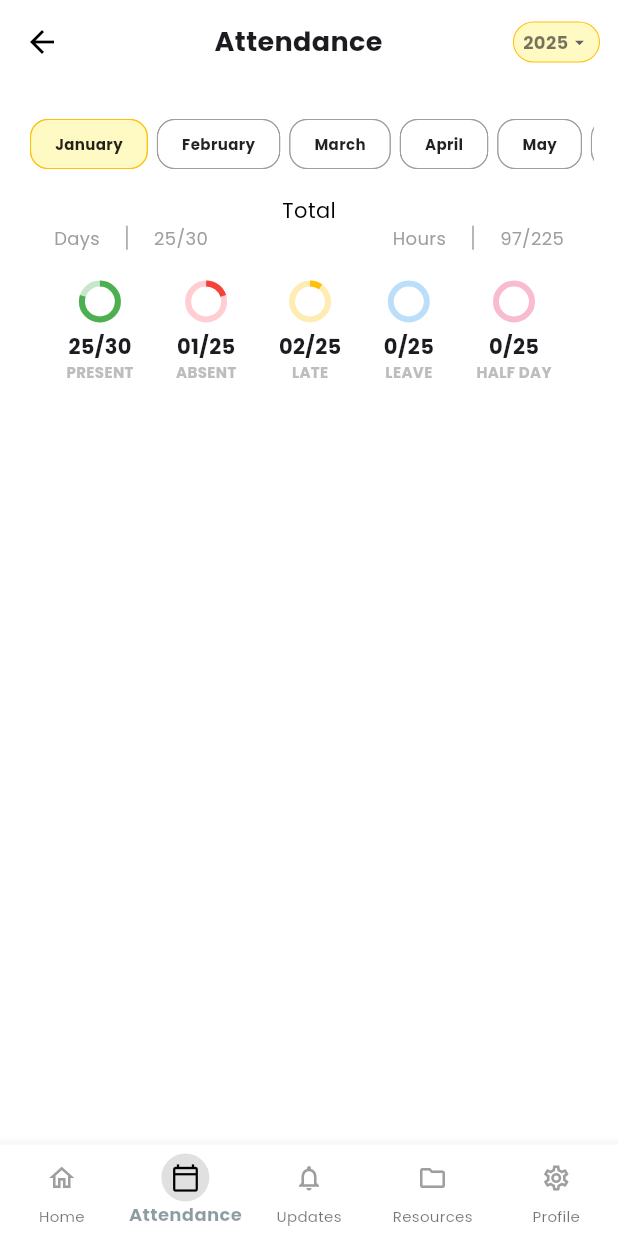
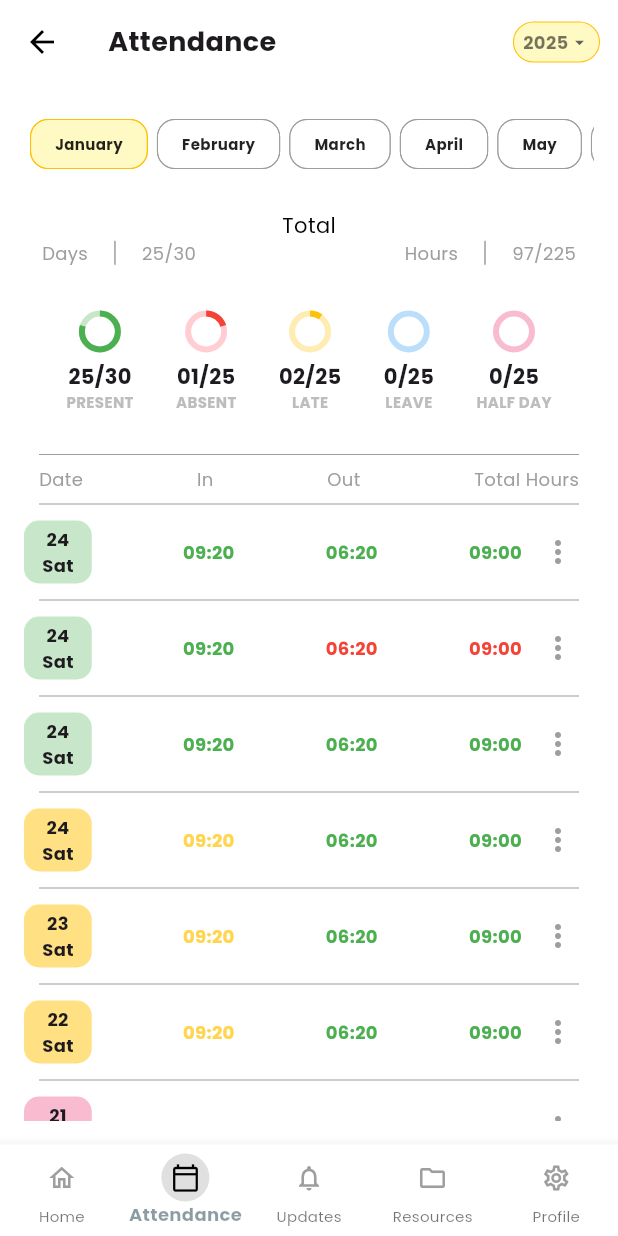
Before and after one commit to RN4545/tys_user_attendance, a Flutter app: the MainScreen screen opened by its route, item 2 of the bottom bar chosen, on a phone screen of 412 x 824 dp. Run offline on Flutter 3.47's test engine with Material 3 defaults, Android fonts, the phone set to English and light mode, and no system bars; drawn by our look-alikes of percent_indicator; our stand-ins replace cached_network_image, get, google_fonts, photo_view, shared_preferences; missing offline and left inert: in_app_notification; accounts and stored records are empty.

Commit message:
screen_attendance.dart is created and icons added

```diff
--- a/lib/app/customWidget/attendanceWidget.dart
+++ b/lib/app/customWidget/attendanceWidget.dart
@@ -4,9 +4,9 @@ import 'package:percent_indicator/circular_percent_indicator.dart';
 
 import '../data/pojo/attendanceModel.dart';
 import '../utils/AppFont.dart';
+
 class AttendanceStatItem extends StatelessWidget {
   final AttendanceStatModel stat;
-
   const AttendanceStatItem(this.stat, {super.key});
 
   @override
--- /dev/null
+++ b/lib/app/customWidget/attendance_calender.dart
@@ -0,0 +1,183 @@
+import 'package:flutter/material.dart';
+import 'package:get/get.dart';
+import 'package:tys_user_attendance/app/data/pojo/itemPojo.dart';
+import 'package:tys_user_attendance/app/utils/AppFont.dart';
+
+class AttendanceCalender extends StatelessWidget {
+  final String? actualDate;
+  final String? actualDay;
+  final String? inTime;
+  final String? outTime;
+  final bool? showHeader;
+  final String? totalHours;
+  final Color? inTimeColor;
+  final Color? outTimeColor;
+  final Color? totalHoursColor;
+  final Color? containerBoxColor;
+  final List<ItemPojo>? optionsLeave; // Specify type as List<String>
+  final VoidCallback? onPressed;
+
+  const AttendanceCalender({
+    super.key,
+    this.actualDate,
+    this.actualDay,
+    this.inTime,
+    this.outTime,
+    this.showHeader,
+    this.totalHours,
+    this.inTimeColor,
+    this.outTimeColor,
+    this.totalHoursColor,
+    this.containerBoxColor,
+    this.optionsLeave,
+    this.onPressed,
+  });
+
+  @override
+  Widget build(BuildContext context) {
+    return Column(
+      mainAxisAlignment: MainAxisAlignment.start,
+      crossAxisAlignment: CrossAxisAlignment.start,
+      mainAxisSize: MainAxisSize.min,
+      children: [
+        if (showHeader == true) ...[
+          const Divider(
+            thickness: 0.7,
+            color: Colors.grey,
+            indent: 10.0,
+            endIndent: 10.0,
+          ),
+          Padding(
+            padding: const EdgeInsets.only(left: 10.0, right: 10.0),
+            child: Row(
+              mainAxisAlignment: MainAxisAlignment.spaceBetween,
+              children: [
+                Text(
+                  "Date",
+                  style: Get.textTheme.bodyMedium!
+                      .copyWith(fontSize: font12, color: Colors.grey),
+                ),
+                Text(
+                  "In",
+                  style: Get.textTheme.bodyMedium!
+                      .copyWith(fontSize: font12, color: Colors.grey),
+                ),
+                Text(
+                  "Out",
+                  style: Get.textTheme.bodyMedium!
+                      .copyWith(fontSize: font12, color: Colors.grey),
+                ),
+                Text(
+                  "Total Hours",
+                  style: Get.textTheme.bodyMedium!
+                      .copyWith(fontSize: font12, color: Colors.grey),
+                ),
+              ],
+            ),
+          ),
+        ] else
+          Row(
+            mainAxisAlignment: MainAxisAlignment.spaceBetween,
+            children: [
+              Container(
+                padding: const EdgeInsets.only(
+                    right: 12.0, left: 12.0, top: 4.0, bottom: 4.0),
+                decoration: BoxDecoration(
+                  shape: BoxShape.rectangle,
+                  color: containerBoxColor ?? Colors.grey,
+                  borderRadius: BorderRadius.circular(10.0),
+                ),
+                child: Column(
+                  children: [
+                    Text(
+                      actualDate ?? "",
+                      style: Get.textTheme.bodyMedium!.copyWith(
+                          fontWeight: FontWeight.bold, fontSize: font12),
+                    ),
+                    Text(
+                      actualDay ?? "",
+                      style: Get.textTheme.bodyMedium!.copyWith(
+                          fontWeight: FontWeight.bold, fontSize: font12),
+                    ),
+                  ],
+                ),
+              ),
+              Text(
+                inTime ?? "-",
+                style: Get.textTheme.bodyMedium!.copyWith(
+                    fontSize: font12,
+                    color: inTimeColor ?? Colors.green,
+                    fontWeight: FontWeight.bold),
+              ),
+              Text(
+                outTime ?? "-",
+                style: Get.textTheme.bodyMedium!.copyWith(
+                    fontSize: font12,
+                    color: outTimeColor ?? Colors.green,
+                    fontWeight: FontWeight.bold),
+              ),
+              Row(
+                children: [
+                  Text(
+                    totalHours ?? "-",
+                    style: Get.textTheme.bodyMedium!.copyWith(
+                        fontSize: font12,
+                        color: totalHoursColor ?? Colors.green,
+                        fontWeight: FontWeight.bold),
+                  ),
+                  PopupMenuButton<ItemPojo>(
+                    icon: const Icon(Icons.more_vert, color: Colors.grey),
+                    onSelected: (ItemPojo selectedOption) {},
+                    itemBuilder: (BuildContext context) {
+                      return optionsLeave != null && optionsLeave!.isNotEmpty
+                          ? optionsLeave!.map((ItemPojo option) {
+                              return PopupMenuItem<ItemPojo>(
+                                value: option,
+                                child: Column(
+                                  children: [
+                                    Row(
+                                      children: [
+                                        Image.asset(
+                                          option.imageString ?? "",
+                                          width: 20.0,
+                                          height: 20.0,
+                                        ),
+                                        const SizedBox(
+                                          width: 6.0,
+                                        ),
+                                        Text(option.title ?? ""),
+                                      ],
+                                    ),
+                                    const Divider(
+                                      thickness: 0.7,
+                                      color: Colors.grey,
+                                    )
+
+                                    // Image.asset(option.imageString ?? ""),
+                                  ],
+                                ), // Assuming ItemPojo has a 'name' field
+                              );
+                            }).toList()
+                          : [
+                              const PopupMenuItem<ItemPojo>(
+                                value: null,
+                                enabled: false,
+                                child: Text('No options available'),
+                              ),
+                            ];
+                    },
+                  ),
+                ],
+              ),
+            ],
+          ),
+        const Divider(
+          color: Colors.grey,
+          thickness: 0.7,
+          indent: 10.0,
+          endIndent: 10.0,
+        ),
+      ],
+    );
+  }
+}
--- a/lib/app/customWidget/customGridViewContainer.dart
+++ b/lib/app/customWidget/customGridViewContainer.dart
@@ -4,9 +4,9 @@ import 'package:tys_user_attendance/app/utils/AppFont.dart';
 
 class ItemPojo {
   final String title;
-  final String subTitle;
+  final String? subTitle;
 
-  ItemPojo({required this.title, required this.subTitle});
+  ItemPojo({required this.title,  this.subTitle});
 }
 
 class CustomGridViewContainer extends StatelessWidget {
@@ -64,7 +64,7 @@ class CustomGridViewContainer extends StatelessWidget {
                   ),
                   const SizedBox(height: 8),
                   Text(
-                    item.subTitle,
+                    item.subTitle ?? "",
                     style: Get.textTheme.bodyMedium!.copyWith(
                       fontSize: font14,
                       color: Colors.grey[700],
--- a/lib/app/modules/screen_attendance_module/screen_attendance.dart
+++ b/lib/app/modules/screen_attendance_module/screen_attendance.dart
@@ -1,6 +1,7 @@
 import 'package:flutter/material.dart';
 import 'package:get/get.dart';
 import 'package:percent_indicator/circular_percent_indicator.dart';
+import 'package:tys_user_attendance/app/customWidget/attendance_calender.dart';
 import 'package:tys_user_attendance/app/customWidget/customChipsMonths.dart';
 import 'package:tys_user_attendance/app/modules/screen_attendance_module/screen_attendance_controller.dart';
 import 'package:tys_user_attendance/app/theme/app_theme.dart';
@@ -17,13 +18,12 @@ class ScreenAttendance extends GetView<ScreenAttendanceController> {
     return Obx(() {
       return Scaffold(
         appBar: AppBar(
-          title: Center(
-            child: Text(
+
+          title: Text(
             "Attendance",
             style: Get.textTheme.bodyMedium!.copyWith(
               fontWeight: FontWeight.bold,
               fontSize: font18,
-              ),
             ),
           ),
           actions: [
@@ -33,7 +33,8 @@ class ScreenAttendance extends GetView<ScreenAttendanceController> {
                   decoration: BoxDecoration(
                     border: Border.all(width: 0.7, color: Colors.amber),
                     color: Colors.yellow.shade100,
-                      borderRadius: BorderRadius.circular(20.0)),
+                    borderRadius: BorderRadius.circular(20.0),
+                  ),
                   child: DropdownButton<String>(
                     iconSize: 14.0,
                     isDense: true,
@@ -75,9 +76,17 @@ class ScreenAttendance extends GetView<ScreenAttendanceController> {
   Widget _body() {
     return Padding(
       padding: const EdgeInsets.all(16.0),
+      child: SingleChildScrollView(
         child: Column(
           mainAxisSize: MainAxisSize.min,
-        children: [_attendance()],
+          children: [
+            _attendance(),
+            const SizedBox(
+              height: 20.0,
+            ),
+            _attendanceCalender()
+          ],
+        ),
       ),
     );
   }
@@ -92,8 +101,7 @@ class ScreenAttendance extends GetView<ScreenAttendanceController> {
           selectedMonth: controller.selectedMonth.value,
           onSelected: controller.selectMonth,
         ),
-        const SizedBox(height: 10.0),
-
+        const SizedBox(height: 20.0),
         Center(
           child: Text(
             "Total",
@@ -101,9 +109,8 @@ class ScreenAttendance extends GetView<ScreenAttendanceController> {
                 .copyWith(fontSize: font14, color: Colors.black),
           ),
         ),
-
         Padding(
-          padding: const EdgeInsets.symmetric(horizontal: 20.0),
+          padding: const EdgeInsets.symmetric(horizontal: 12.0),
           child: Row(
             children: [
               _buildStatText("Days", "25/30"),
@@ -112,15 +119,16 @@ class ScreenAttendance extends GetView<ScreenAttendanceController> {
             ],
           ),
         ),
-        const SizedBox(height: 20.0),
-
+        const SizedBox(height: 30.0),
         Row(
           mainAxisAlignment: MainAxisAlignment.spaceEvenly,
-          children: attendanceStats.map((stat) => AttendanceStatItem(stat)).toList(),
+          children:
+              attendanceStats.map((stat) => AttendanceStatItem(stat)).toList(),
         ),
       ],
     );
   }
+
   Widget _buildStatText(String label, String value) {
     return Row(
       children: [
@@ -147,4 +155,123 @@ class ScreenAttendance extends GetView<ScreenAttendanceController> {
     );
   }
 
+  Widget _attendanceCalender() {
+    return Column(
+      children: [
+        const AttendanceCalender(
+          showHeader: true,
+        ),
+        AttendanceCalender(
+          showHeader: false,
+          actualDate: "24",
+          actualDay: "Sat",
+          inTime: "09:20",
+          inTimeColor: Colors.green,
+          outTime: "06:20",
+          totalHours: "09:00",
+          onPressed: () {
+
+          },
+          optionsLeave: controller.leavesOptions,
+          containerBoxColor: Colors.green.shade100,
+        ),
+        AttendanceCalender(
+          showHeader: false,
+          actualDate: "24",
+          actualDay: "Sat",
+          optionsLeave: controller.leavesOptions,
+          inTime: "09:20",
+          inTimeColor: Colors.green,
+          outTimeColor: Colors.red,
+          totalHoursColor: Colors.red,
+          outTime: "06:20",
+          totalHours: "09:00",
+          containerBoxColor: Colors.green.shade100,
+        ),
+        AttendanceCalender(
+          showHeader: false,
+          actualDate: "24",
+          actualDay: "Sat",
+          inTime: "09:20",
+          inTimeColor: Colors.green,
+          outTime: "06:20",
+          optionsLeave: controller.leavesOptions,
+          totalHours: "09:00",
+          containerBoxColor: Colors.green.shade100,
+        ),
+        AttendanceCalender(
+          showHeader: false,
+          actualDate: "24",
+          actualDay: "Sat",
+          inTime: "09:20",
+          outTime: "06:20",
+          optionsLeave: controller.leavesOptions,
+          inTimeColor: Colors.amber.shade300,
+          totalHours: "09:00",
+          containerBoxColor: Colors.amber.shade200,
+        ),
+        AttendanceCalender(
+          showHeader: false,
+          actualDate: "23",
+          actualDay: "Sat",
+          inTime: "09:20",
+          outTime: "06:20",
+          inTimeColor: Colors.amber.shade300,
+          totalHours: "09:00",
+          containerBoxColor: Colors.amber.shade200,
+        ),
+        AttendanceCalender(
+          showHeader: false,
+          actualDate: "22",
+          actualDay: "Sat",
+          inTime: "09:20",
+          outTime: "06:20",
+          inTimeColor: Colors.amber.shade300,
+          totalHours: "09:00",
+          containerBoxColor: Colors.amber.shade200,
+        ),
+        AttendanceCalender(
+          showHeader: false,
+          actualDate: "21",
+          actualDay: "Sat",
+          inTime: "09:20",
+          outTime: "06:20",
+          inTimeColor: Colors.pink.shade200,
+          totalHours: "09:00",
+          containerBoxColor: Colors.pink.shade100,
+        ),
+        AttendanceCalender(
+          showHeader: false,
+          actualDate: "21",
+          actualDay: "Sat",
+          inTime: "09:20",
+          outTime: "06:20",
+          inTimeColor: Colors.pink.shade200,
+          totalHours: "09:00",
+          containerBoxColor: Colors.pink.shade100,
+        ),
+        AttendanceCalender(
+          showHeader: false,
+          actualDate: "21",
+          actualDay: "Sat",
+          inTime: "09:20",
+          outTime: "06:20",
+          inTimeColor: Colors.pink.shade200,
+          totalHours: "09:00",
+          containerBoxColor: Colors.pink.shade100,
+        ),
+        AttendanceCalender(
+          showHeader: false,
+          actualDate: "21",
+          actualDay: "Sat",
+          inTime: "09:20",
+          outTime: "06:20",
+          inTimeColor: Colors.pink.shade200,
+          totalHours: "09:00",
+          containerBoxColor: Colors.pink.shade100,
+        ),
+      ],
+    );
   }
+
+}
--- a/lib/app/modules/screen_attendance_module/screen_attendance_controller.dart
+++ b/lib/app/modules/screen_attendance_module/screen_attendance_controller.dart
@@ -1,7 +1,9 @@
 import 'package:get/get.dart';
+import 'package:tys_user_attendance/app/data/pojo/itemPojo.dart';
 
 class ScreenAttendanceController extends GetxController {
   var selectedYear = '2025'.obs;
+  var selectedOptionLeave = "".obs;
   final List<String> years = ['2025', '2024', '2023', '2022', '2021'];
   var selectedMonth = 'January'.obs;
   final List<String> months = const [
@@ -18,9 +20,28 @@ class ScreenAttendanceController extends GetxController {
     'November',
     'December'
   ];
+  var leavesOptions = <ItemPojo>[].obs;
+
+  @override
+  void onInit() {
+    // TODO: implement onInit
+    super.onInit();
+    leavesOptions.addAll(
+      [
+        ItemPojo(
+            title: "Regularize", imageString: "assets/images/regularize.png"),
+        ItemPojo(
+            title: "Apply Leave", imageString: "assets/images/apply_leave.png"),
+      ],
+    );
+  }
 
   void selectMonth(String month) {
     selectedMonth.value = month;
+  }
+
+  void selectedLeave(String selectedValue) {
+    selectedOptionLeave.value = selectedValue;
   }
 
   void selectYear(String year) {
--- a/pubspec.yaml
+++ b/pubspec.yaml
@@ -146,6 +146,8 @@ flutter:
     - assets/images/bell.png
     - assets/images/switch.png
     - assets/images/tys_new_logo.png
+    - assets/images/regularize.png
+    - assets/images/apply_leave.png
 
   # An image asset can refer to one or more resolution-specific "variants", see
   # https://flutter.dev/to/resolution-aware-images
```
Also changed, not shown: assets/images/apply_leave.png (added), assets/images/regularize.png (added). Lines whose indentation alone changed are shown as unchanged.
